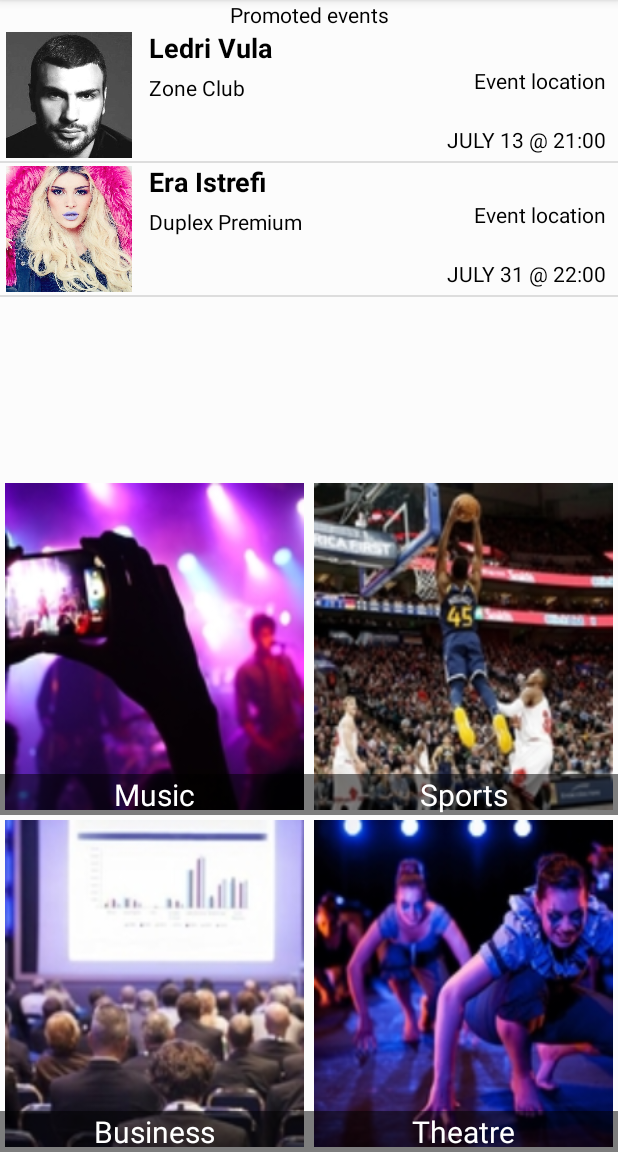
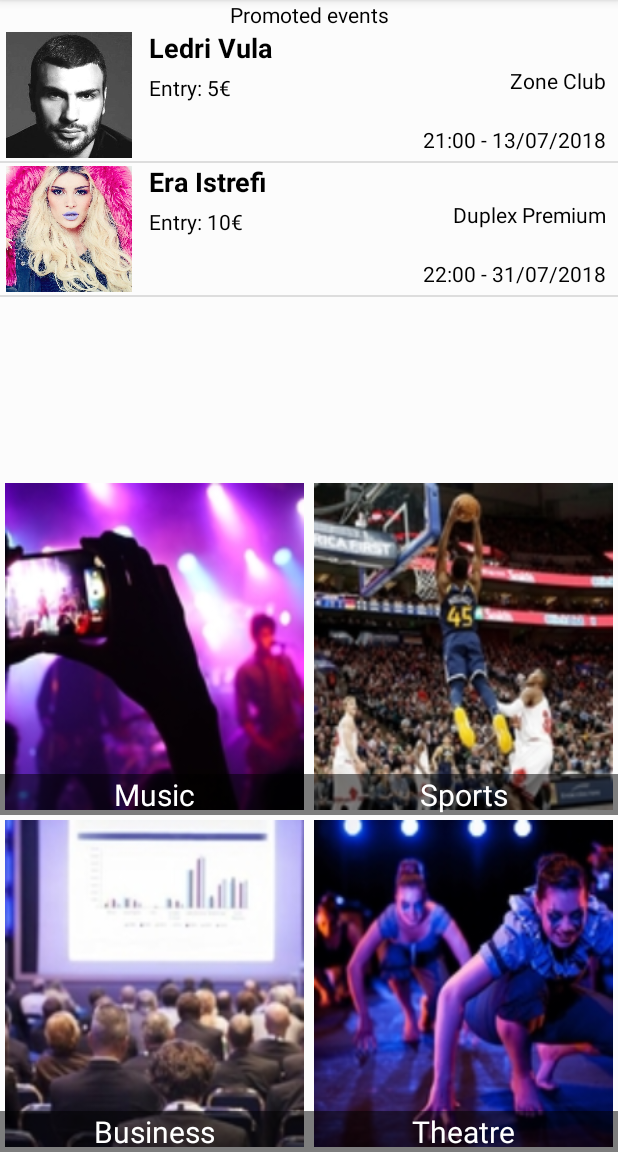
Before and after one commit to artikrh/EventoProject, an Android app: the screen it shows after launch once a user with an empty profile is signed in (MainActivity), on a phone screen of 412 x 824 dp, the part 84-1236 px from its top. Run offline under Robolectric (Android 15) with nearby library versions, the phone set to English and light mode, and no system bars; our stand-ins replace Firebase (no records; nobody signed in at launch, a user with empty details on screens opened directly); 1 statement that could not run was skipped.

Commit message:
Small changes

```diff
--- a/app/src/main/java/com/ick/eventoproject/HomeFragment.java
+++ b/app/src/main/java/com/ick/eventoproject/HomeFragment.java
@@ -32,15 +32,13 @@ public class HomeFragment extends Fragment {
         // Required empty public constructor
     }
 
-
-
-
     TextView etPromoted;
     TextView tvMusic;
     final int[] IMAGES = {R.drawable.ledri,R.drawable.era};
     final String[] NAMES = {"Ledri Vula","Era Istrefi"};
-    final String[] DESC = {"Zone Club","Duplex Premium"};
-    final String[] TIME = {"JULY 13 @ 21:00","JULY 31 @ 22:00"};
+    final String[] DESC = {"Entry: 5€","Entry: 10€"};
+    final String[] TIME = {"21:00 - 13/07/2018","22:00 - 31/07/2018"};
+    final String[] LOCATION = {"Zone Club","Duplex Premium"};
     ImageButton imgBtn_Music;
     ImageButton imgBtn_Sport;
     ImageButton imgBtn_Business;
@@ -161,11 +159,13 @@ public class HomeFragment extends Fragment {
             TextView tvTitle = convertView.findViewById(R.id.tvTitle);
             TextView tvDesc = convertView.findViewById(R.id.tvDesc);
             TextView tvTime = convertView.findViewById(R.id.tvTime);
+            TextView tvLocation = convertView.findViewById(R.id.tvLocation);
 
             imageView.setImageResource(IMAGES[position]);
             tvTitle.setText(NAMES[position]);
             tvDesc.setText(DESC[position]);
             tvTime.setText(TIME[position]);
+            tvLocation.setText(LOCATION[position]);
 
             return convertView;
 
```
